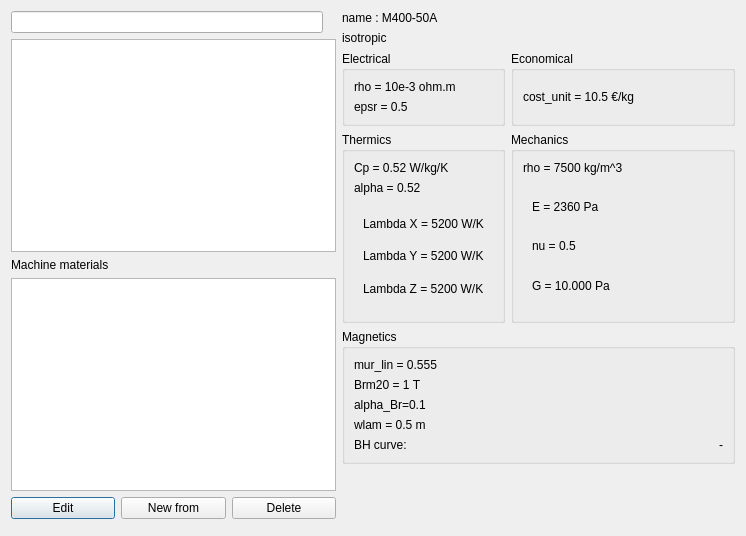
Old version of the form pyleecan/GUI/Dialog/DMatLib/DMatLib.ui in the repository Eomys/pyleecan.
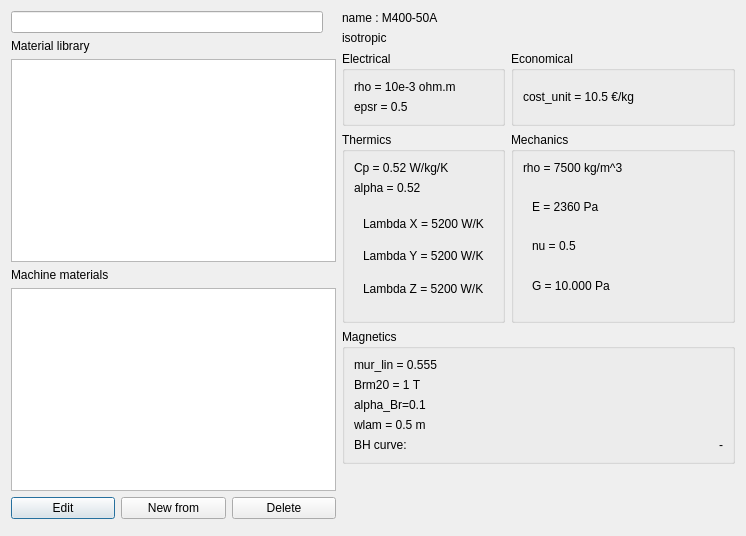
New version of the form. Icons and pictures are not drawn.

Commit message: [NF] MatLib now handles a dict to split reference material library from machine specific materials.

Patch:
```diff
--- a/pyleecan/GUI/Dialog/DMatLib/DMatLib.ui
+++ b/pyleecan/GUI/Dialog/DMatLib/DMatLib.ui
@@ -42,6 +42,13 @@
        </item>
        <item>
         <layout class="QVBoxLayout" name="verticalLayout_12">
+         <item>
+          <widget class="QLabel" name="in_reference_mat_lib">
+           <property name="text">
+            <string>Material library</string>
+           </property>
+          </widget>
+         </item>
          <item>
           <widget class="QListWidget" name="nav_mat"/>
          </item>
```
The commit also changes 75 other files.
